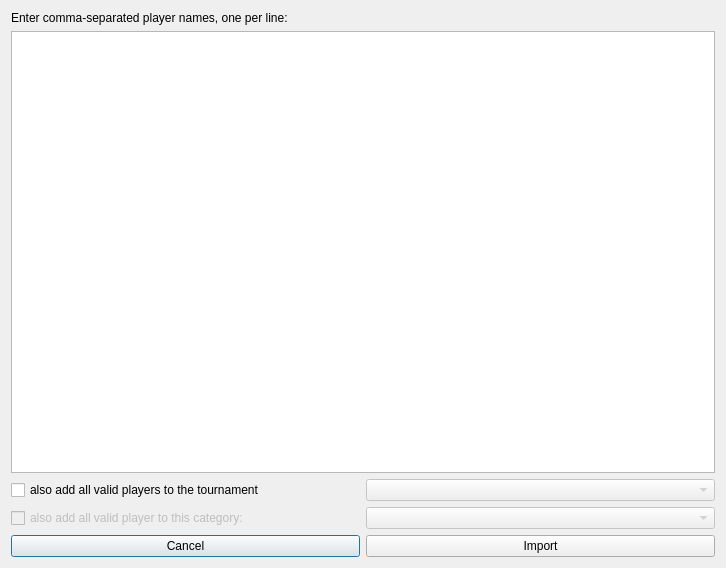
Before: the Qt Designer form ui/DlgBulkImportToExtDb.ui in probonopd/QTournament, drawn with Qt 5.
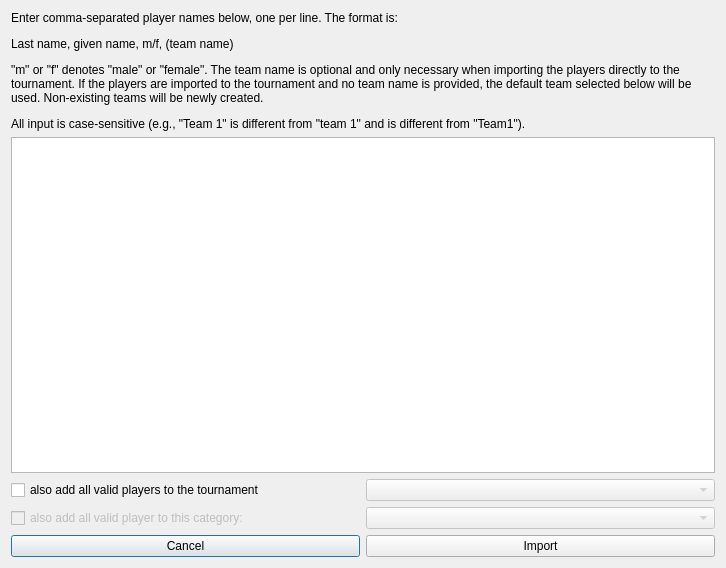
After: the same form once the commit is applied.

Commit message: Added some explanatory text concerning the CSV format for player imports.

What changed in the file:
```diff
--- a/ui/DlgBulkImportToExtDb.ui
+++ b/ui/DlgBulkImportToExtDb.ui
@@ -19,7 +19,16 @@
      <item>
       <widget class="QLabel" name="label">
        <property name="text">
-        <string>Enter comma-separated player names, one per line:</string>
+        <string>&lt;html&gt;&lt;head/&gt;&lt;body&gt;&lt;p&gt;Enter comma-separated player names below, one per line. The format is:&lt;/p&gt;&lt;p&gt;Last name, given name, m/f, (team name)&lt;/p&gt;&lt;p&gt;&amp;quot;m&amp;quot; or &amp;quot;f&amp;quot; denotes &amp;quot;male&amp;quot; or &amp;quot;female&amp;quot;. The team name is optional and only necessary when importing the players directly to the tournament. If the players are imported to the tournament and no team name is provided, the default team selected below will be used. Non-existing teams will be newly created.&lt;/p&gt;&lt;p&gt;All input is case-sensitive (e.g., &amp;quot;Team 1&amp;quot; is different from &amp;quot;team 1&amp;quot; and is different from &amp;quot;Team1&amp;quot;).&lt;/p&gt;&lt;/body&gt;&lt;/html&gt;</string>
+       </property>
+       <property name="textFormat">
+        <enum>Qt::RichText</enum>
+       </property>
+       <property name="scaledContents">
+        <bool>false</bool>
+       </property>
+       <property name="wordWrap">
+        <bool>true</bool>
        </property>
       </widget>
      </item>
```
The commit also changes 3 other files.
